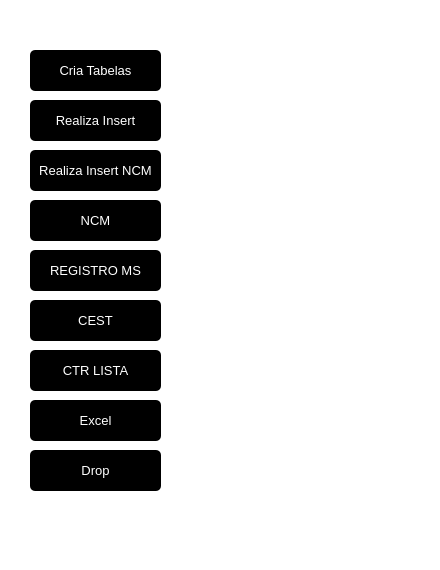
Qt form tela.ui (JardeFelicio/cadProdut) before a commit.
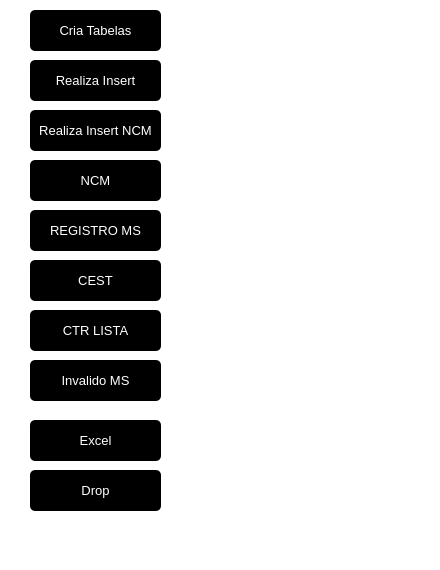
The same form after that commit.

Commit message: Add isento MS

Diff of the .ui file:
```diff
--- a/tela.ui
+++ b/tela.ui
@@ -50,7 +50,7 @@
     <property name="geometry">
      <rect>
       <x>30</x>
-      <y>50</y>
+      <y>10</y>
       <width>131</width>
       <height>41</height>
      </rect>
@@ -86,7 +86,7 @@
     <property name="geometry">
      <rect>
       <x>180</x>
-      <y>360</y>
+      <y>320</y>
       <width>211</width>
       <height>21</height>
      </rect>
@@ -120,7 +120,7 @@
     <property name="geometry">
      <rect>
       <x>30</x>
-      <y>100</y>
+      <y>60</y>
       <width>131</width>
       <height>41</height>
      </rect>
@@ -156,7 +156,7 @@
     <property name="geometry">
      <rect>
       <x>30</x>
-      <y>400</y>
+      <y>420</y>
       <width>131</width>
       <height>41</height>
      </rect>
@@ -192,7 +192,7 @@
     <property name="geometry">
      <rect>
       <x>30</x>
-      <y>350</y>
+      <y>310</y>
       <width>131</width>
       <height>41</height>
      </rect>
@@ -228,7 +228,7 @@
     <property name="geometry">
      <rect>
       <x>30</x>
-      <y>450</y>
+      <y>470</y>
       <width>131</width>
       <height>41</height>
      </rect>
@@ -264,7 +264,7 @@
     <property name="geometry">
      <rect>
       <x>30</x>
-      <y>200</y>
+      <y>160</y>
       <width>131</width>
       <height>41</height>
      </rect>
@@ -300,7 +300,7 @@
     <property name="geometry">
      <rect>
       <x>30</x>
-      <y>250</y>
+      <y>210</y>
       <width>131</width>
       <height>41</height>
      </rect>
@@ -336,7 +336,7 @@
     <property name="geometry">
      <rect>
       <x>30</x>
-      <y>300</y>
+      <y>260</y>
       <width>131</width>
       <height>41</height>
      </rect>
@@ -372,7 +372,7 @@
     <property name="geometry">
      <rect>
       <x>180</x>
-      <y>310</y>
+      <y>270</y>
       <width>211</width>
       <height>21</height>
      </rect>
@@ -393,7 +393,7 @@
     <property name="geometry">
      <rect>
       <x>180</x>
-      <y>260</y>
+      <y>220</y>
       <width>211</width>
       <height>21</height>
      </rect>
@@ -414,7 +414,7 @@
     <property name="geometry">
      <rect>
       <x>180</x>
-      <y>210</y>
+      <y>170</y>
       <width>211</width>
       <height>21</height>
      </rect>
@@ -435,7 +435,7 @@
     <property name="geometry">
      <rect>
       <x>180</x>
-      <y>110</y>
+      <y>70</y>
       <width>211</width>
       <height>21</height>
      </rect>
@@ -456,7 +456,7 @@
     <property name="geometry">
      <rect>
       <x>180</x>
-      <y>60</y>
+      <y>20</y>
       <width>211</width>
       <height>21</height>
      </rect>
@@ -477,7 +477,7 @@
     <property name="geometry">
      <rect>
       <x>190</x>
-      <y>460</y>
+      <y>480</y>
       <width>211</width>
       <height>21</height>
      </rect>
@@ -498,7 +498,7 @@
     <property name="geometry">
      <rect>
       <x>190</x>
-      <y>400</y>
+      <y>430</y>
       <width>211</width>
       <height>21</height>
      </rect>
@@ -519,7 +519,7 @@
     <property name="geometry">
      <rect>
       <x>30</x>
-      <y>150</y>
+      <y>110</y>
       <width>131</width>
       <height>41</height>
      </rect>
@@ -555,7 +555,64 @@
     <property name="geometry">
      <rect>
       <x>180</x>
-      <y>160</y>
+      <y>120</y>
+      <width>211</width>
+      <height>21</height>
+     </rect>
+    </property>
+    <property name="font">
+     <font>
+      <pointsize>11</pointsize>
+     </font>
+    </property>
+    <property name="styleSheet">
+     <string notr="true">color:rgb(208, 39, 24)</string>
+    </property>
+    <property name="text">
+     <string/>
+    </property>
+   </widget>
+   <widget class="QPushButton" name="invalidoMs">
+    <property name="geometry">
+     <rect>
+      <x>30</x>
+      <y>360</y>
+      <width>131</width>
+      <height>41</height>
+     </rect>
+    </property>
+    <property name="font">
+     <font>
+      <family>Arial</family>
+      <pointsize>10</pointsize>
+      <weight>50</weight>
+      <bold>false</bold>
+     </font>
+    </property>
+    <property name="styleSheet">
+     <string notr="true">QPushButton {
+	border-radius: 5px;
+	color:rgb(255, 255, 255);
+	background-color: rgb(0,0,0);
+
+}
+
+QPushButton:hover {
+	color:rgb(255, 255, 255);
+	background-color: rgb(68, 68, 68)	;
+
+}
+</string>
+    </property>
+    <property name="text">
+     <string>Invalido MS</string>
+    </property>
+   </widget>
+   <widget class="QLabel" name="labelInfoMsInvalido">
+    <property name="geometry">
+     <rect>
+      <x>190</x>
+      <y>370</y>
       <width>211</width>
       <height>21</height>
      </rect>
```
The commit also changes 2 other files.
